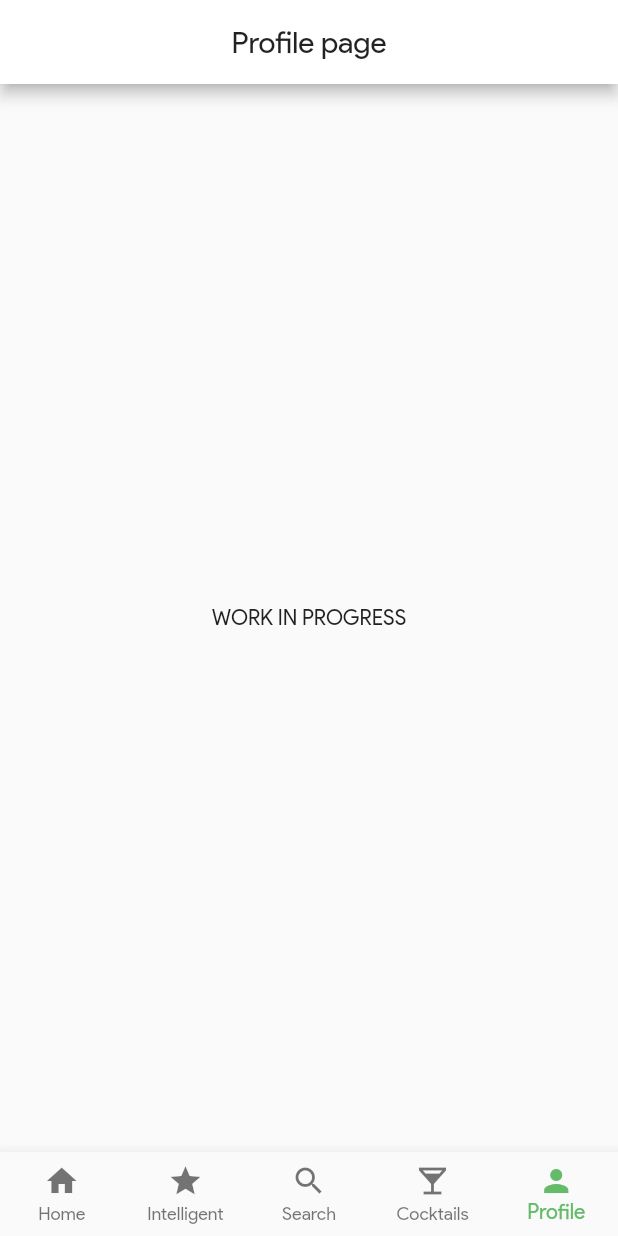
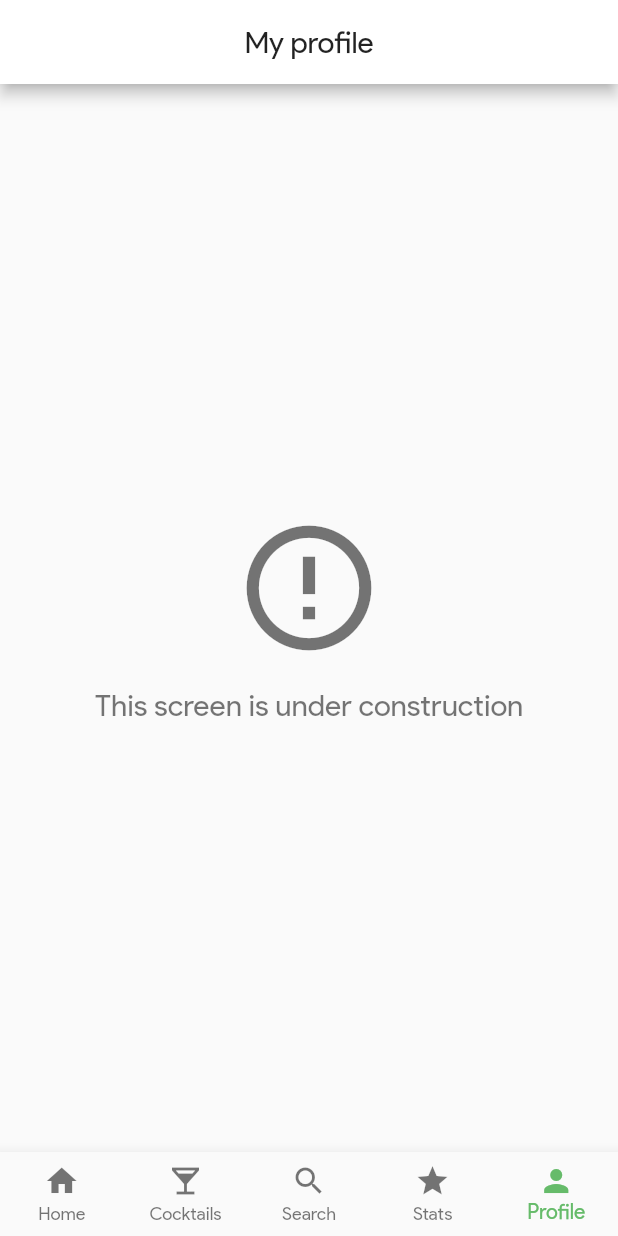
Before and after one commit to jesusrp98/ginger, a Flutter app: the screen it shows after launch, item 5 of the bottom bar chosen, on a phone screen of 412 x 824 dp. Run offline on Flutter 3.47's test engine with Material 2 defaults, Android fonts, the phone set to English and light mode, and no system bars; our stand-ins replace cached_network_image, dio, package_info, share; missing offline and left inert: flutter_picker, flutter_web_browser; network calls fail.

Commit message:
More small tweaks

```diff
--- a/lib/models/recipe.dart
+++ b/lib/models/recipe.dart
@@ -66,7 +66,9 @@ class Recipe {
   String get displayPeople => 'For $getPeople';
 
   String get getPreparationTime {
-    if (time < 60)
+    if (time == 0)
+      return 'Not specified';
+    else if (time < 60)
       return '${NumberFormat.decimalPattern().format(time)} min';
     else
       return '${NumberFormat.decimalPattern().format(time / 60)} h';
--- a/lib/ui/pages/cocktail.dart
+++ b/lib/ui/pages/cocktail.dart
@@ -39,7 +39,7 @@ class CocktailPage extends StatelessWidget {
           ),
           Separator.cardSpacer(),
           CardPage(
-            title: 'INFORMATION',
+            title: 'DETAILS',
             body: Column(
               children: <Widget>[
                 RowItem.textRow(
--- a/lib/ui/screens/start.dart
+++ b/lib/ui/screens/start.dart
@@ -23,9 +23,9 @@ class _StartScreenState extends State<StartScreen> {
 
   static final List<QueryModel> _modelTab = [
     HomeModel(),
+    CocktailModel(),
+    SearchModel(),
     IntelligentModel(),
-    SearchModel(),
-    CocktailModel(),
     ProfileModel(),
   ];
 
@@ -34,17 +34,17 @@ class _StartScreenState extends State<StartScreen> {
       model: _modelTab[0],
       child: HomeTab(),
     ),
-    ScopedModel<IntelligentModel>(
+    ScopedModel<CocktailModel>(
       model: _modelTab[1],
-      child: IntelligentTab(),
+      child: CocktailTab(),
     ),
     ScopedModel<SearchModel>(
       model: _modelTab[2],
       child: SearchTab(),
     ),
-    ScopedModel<CocktailModel>(
+    ScopedModel<IntelligentModel>(
       model: _modelTab[3],
-      child: CocktailTab(),
+      child: IntelligentTab(),
     ),
     ScopedModel<ProfileModel>(
       model: _modelTab[4],
@@ -73,16 +73,16 @@ class _StartScreenState extends State<StartScreen> {
             icon: const Icon(Icons.home),
           ),
           BottomNavigationBarItem(
-            title: const Text('Intelligent'),
-            icon: const Icon(Icons.star),
+            title: const Text('Cocktails'),
+            icon: const Icon(Icons.local_bar),
           ),
           BottomNavigationBarItem(
             title: const Text('Search'),
             icon: const Icon(Icons.search),
           ),
           BottomNavigationBarItem(
-            title: const Text('Cocktails'),
-            icon: const Icon(Icons.local_bar),
+            title: const Text('Stats'),
+            icon: const Icon(Icons.star),
           ),
           BottomNavigationBarItem(
             title: const Text('Profile'),
--- a/lib/ui/tabs/intelligent.dart
+++ b/lib/ui/tabs/intelligent.dart
@@ -2,6 +2,7 @@ import 'package:flutter/material.dart';
 import 'package:scoped_model/scoped_model.dart';
 
 import '../../models/intelligent.dart';
+import '../../widgets/big_tip.dart';
 
 class IntelligentTab extends StatelessWidget {
   @override
@@ -9,10 +10,15 @@ class IntelligentTab extends StatelessWidget {
     return ScopedModelDescendant<IntelligentModel>(
       builder: (context, child, model) => Scaffold(
             appBar: AppBar(
-              title: const Text('Intelligent page'),
+              title: const Text('My daily stats'),
               centerTitle: true,
             ),
-            body: Center(child: const Text('WORK IN PROGRESS')),
+            body: Center(
+              child: BigTip(
+                icon: Icons.error_outline,
+                message: 'This screen is under construction',
+              ),
+            ),
           ),
     );
   }
--- a/lib/ui/tabs/profile.dart
+++ b/lib/ui/tabs/profile.dart
@@ -2,6 +2,7 @@ import 'package:flutter/material.dart';
 import 'package:scoped_model/scoped_model.dart';
 
 import '../../models/profile.dart';
+import '../../widgets/big_tip.dart';
 
 class ProfileTab extends StatelessWidget {
   @override
@@ -9,10 +10,15 @@ class ProfileTab extends StatelessWidget {
     return ScopedModelDescendant<ProfileModel>(
       builder: (context, child, model) => Scaffold(
             appBar: AppBar(
-              title: const Text('Profile page'),
+              title: const Text('My profile'),
               centerTitle: true,
             ),
-            body: Center(child: const Text('WORK IN PROGRESS')),
+            body: Center(
+              child: BigTip(
+                icon: Icons.error_outline,
+                message: 'This screen is under construction',
+              ),
+            ),
           ),
     );
   }
```
Also changed, not shown: lib/ui/tabs/cocktail.dart (+27 -27 lines), lib/ui/tabs/home.dart (+5 -5 lines), lib/widgets/card_scroll.dart (+7 -29 lines).
